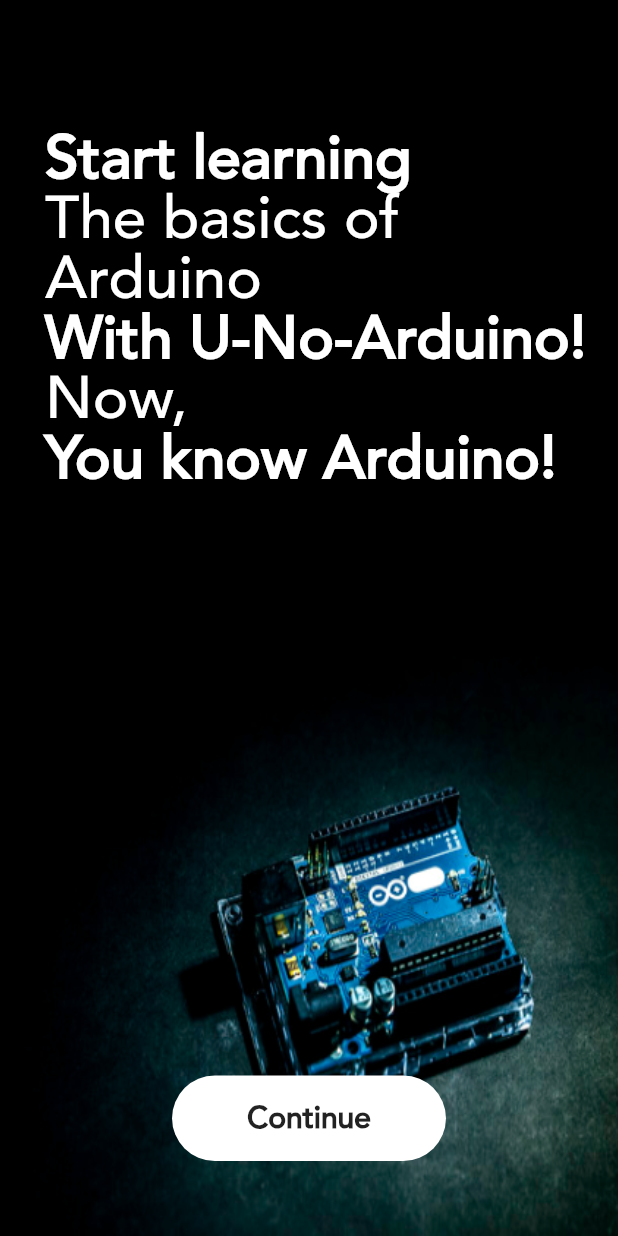
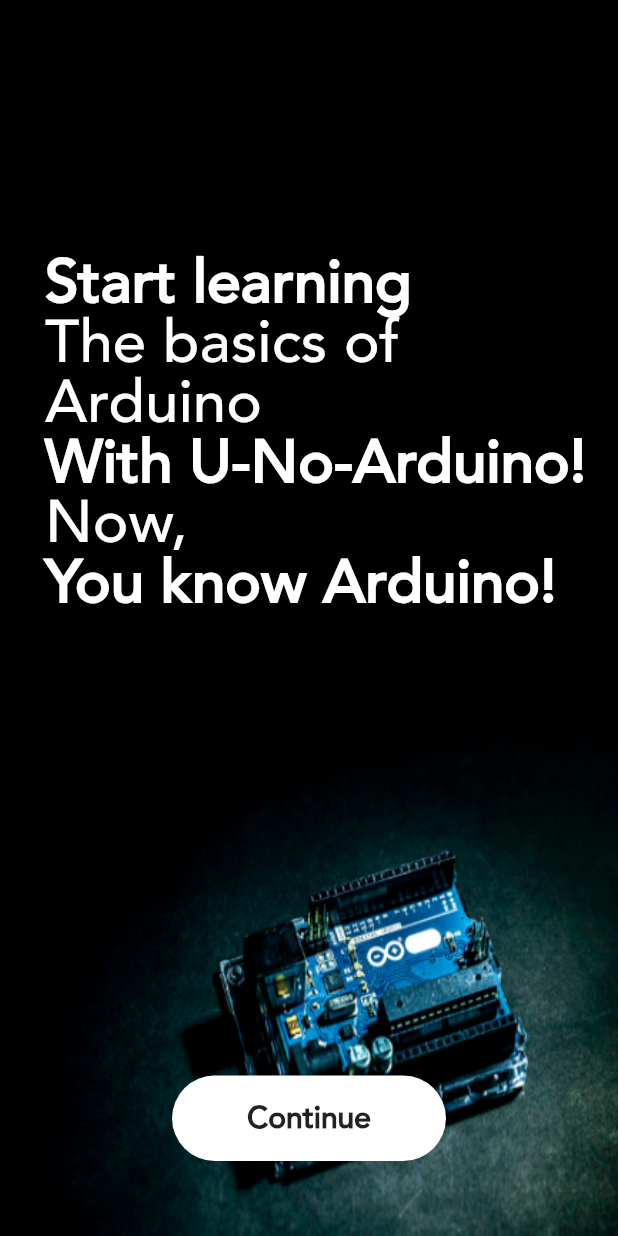
Before and after one commit to franciscobryant/DIP-U-No-Arduino, a Flutter app: the screen it shows after launch, on a phone screen of 412 x 824 dp. Run offline on Flutter 3.47's test engine with Material 2 defaults, Android fonts, the phone set to English and light mode, and no system bars; our stand-ins replace carousel_pro, google_fonts, percent_indicator, webview_flutter, youtube_player_flutter.

Commit message:
Update main.dart

```diff
--- a/lib/main.dart
+++ b/lib/main.dart
@@ -96,7 +96,7 @@
             children: <Widget>[
               Container(
                 alignment: Alignment.bottomCenter,
-                height: MediaQuery.of(context).size.height * 0.6,
+                height: MediaQuery.of(context).size.height * 0.5,
                 width: MediaQuery.of(context).size.width,
                 decoration: BoxDecoration(
                     image: DecorationImage(
```
